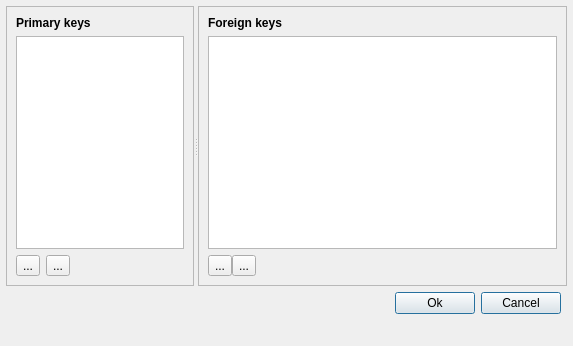
Old version of the form spinetoolbox/ui/edit_datapackage_keys.ui in the repository spine-tools/Spine-Toolbox.
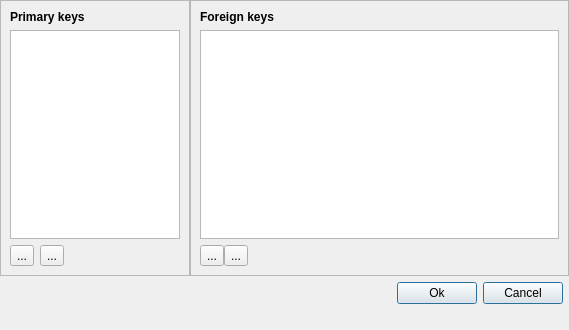
New version of the form. Icons and pictures are not drawn.

Commit message: Fix table resizing in Edit datapackage keys Form

```diff
--- a/spinetoolbox/ui/edit_datapackage_keys.ui
+++ b/spinetoolbox/ui/edit_datapackage_keys.ui
@@ -29,8 +29,8 @@
    <rect>
     <x>0</x>
     <y>0</y>
-    <width>573</width>
-    <height>346</height>
+    <width>569</width>
+    <height>330</height>
    </rect>
   </property>
   <property name="sizePolicy">
@@ -42,42 +42,26 @@
   <property name="windowTitle">
    <string>Edit Datapackage Keys</string>
   </property>
-  <layout class="QVBoxLayout" name="verticalLayout_4">
-   <property name="spacing">
-    <number>0</number>
-   </property>
-   <property name="leftMargin">
-    <number>0</number>
-   </property>
-   <property name="topMargin">
-    <number>0</number>
-   </property>
-   <property name="rightMargin">
-    <number>0</number>
-   </property>
-   <property name="bottomMargin">
-    <number>0</number>
-   </property>
-   <item>
     <layout class="QVBoxLayout" name="verticalLayout_2">
+   <property name="spacing">
+    <number>0</number>
+   </property>
      <property name="leftMargin">
-      <number>6</number>
+    <number>0</number>
      </property>
      <property name="topMargin">
-      <number>6</number>
+    <number>0</number>
      </property>
      <property name="rightMargin">
-      <number>6</number>
+    <number>0</number>
      </property>
      <property name="bottomMargin">
-      <number>6</number>
+    <number>0</number>
      </property>
      <item>
-      <widget class="QSplitter" name="splitter">
-       <property name="orientation">
-        <enum>Qt::Horizontal</enum>
-       </property>
-       <widget class="QFrame" name="frame_2">
+    <layout class="QHBoxLayout" name="horizontalLayout_3">
+     <item>
+      <widget class="QFrame" name="frame_pks">
         <property name="sizePolicy">
          <sizepolicy hsizetype="Expanding" vsizetype="Preferred">
           <horstretch>1</horstretch>
@@ -185,7 +169,9 @@
          </item>
         </layout>
        </widget>
-       <widget class="QFrame" name="frame">
+     </item>
+     <item>
+      <widget class="QFrame" name="frame_fks">
         <property name="sizePolicy">
          <sizepolicy hsizetype="Expanding" vsizetype="Preferred">
           <horstretch>2</horstretch>
@@ -290,7 +276,8 @@
          </item>
         </layout>
        </widget>
-      </widget>
+     </item>
+    </layout>
      </item>
      <item>
       <layout class="QHBoxLayout" name="horizontalLayout_4">
@@ -347,8 +334,6 @@
           <bool>true</bool>
          </property>
         </widget>
-       </item>
-      </layout>
      </item>
     </layout>
    </item>
```
Lines whose indentation alone changed are shown as unchanged. The commit also changes 7 other files.
